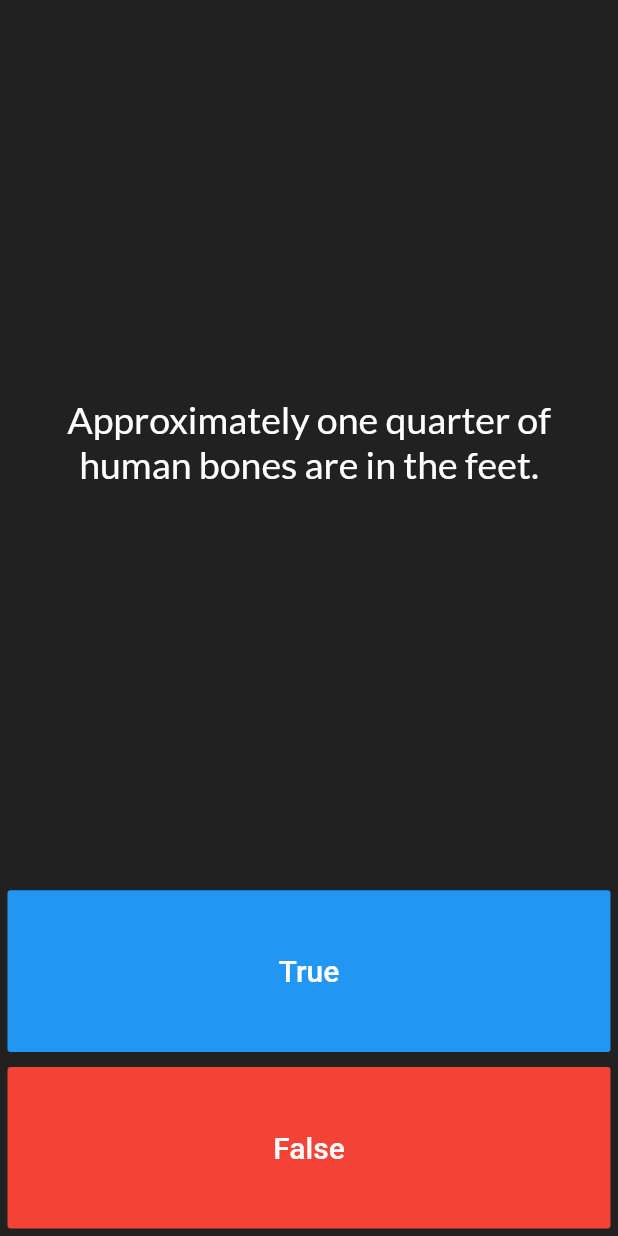
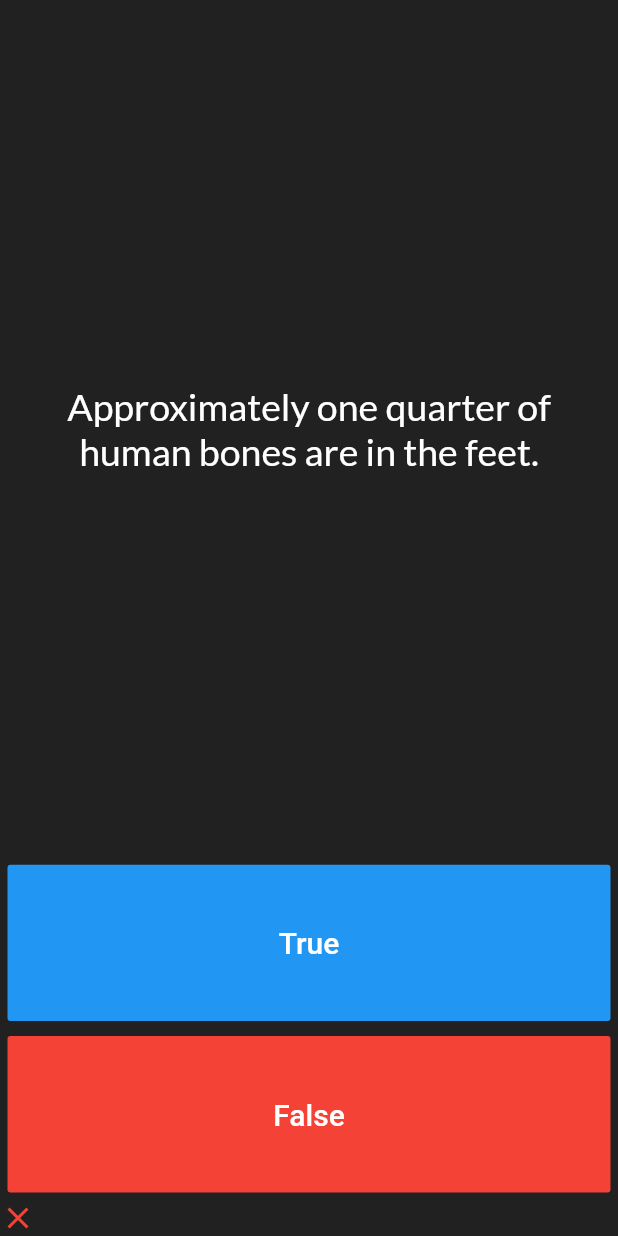
Before and after one commit to Naxalov/quizUp, a Flutter app: the screen it shows after launch, after a tap on "True", on a phone screen of 412 x 824 dp. Run offline on Flutter 3.47's test engine with Material 2 defaults, Android fonts, the phone set to English and light mode, and no system bars; our stand-ins replace google_fonts.

Commit message:
add check answer

```diff
--- a/lib/screens/quiz.dart
+++ b/lib/screens/quiz.dart
@@ -1,5 +1,3 @@
-
-
 import 'package:flutter/material.dart';
 import 'package:google_fonts/google_fonts.dart';
 import 'package:quiz_up/quiz_brain.dart';
@@ -15,6 +13,17 @@ class _HomeState extends State<Home> {
   List<Widget> scoreKeeper = [];
 
   void checkAnswer(bool userAnswer) {
+    if (userAnswer == quiz.getCorrectAnswer()) {
+      scoreKeeper.add(Icon(
+        Icons.check,
+        color: Colors.green,
+      ));
+    } else {
+      scoreKeeper.add(Icon(
+        Icons.close,
+        color: Colors.red,
+      ));
+    }
     setState(() {
       quiz.nextQuestion();
     });
@@ -70,6 +79,9 @@ class _HomeState extends State<Home> {
               ),
             ),
           ),
+          Row(
+            children: scoreKeeper,
+          )
         ],
       ),
     );
```
